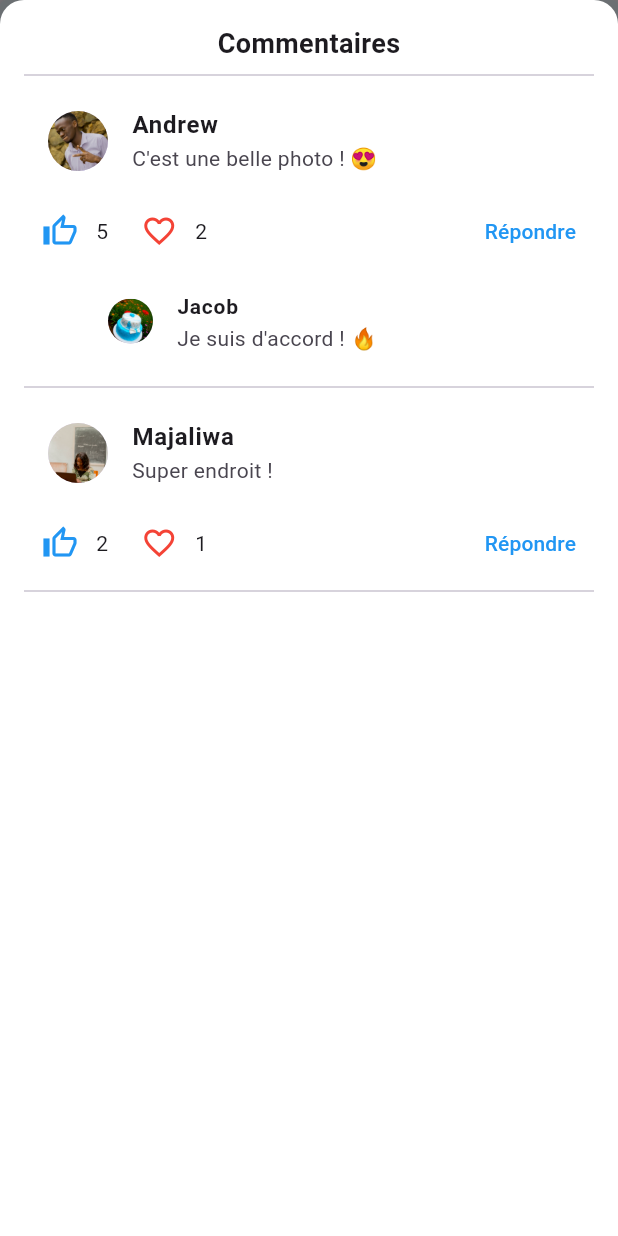
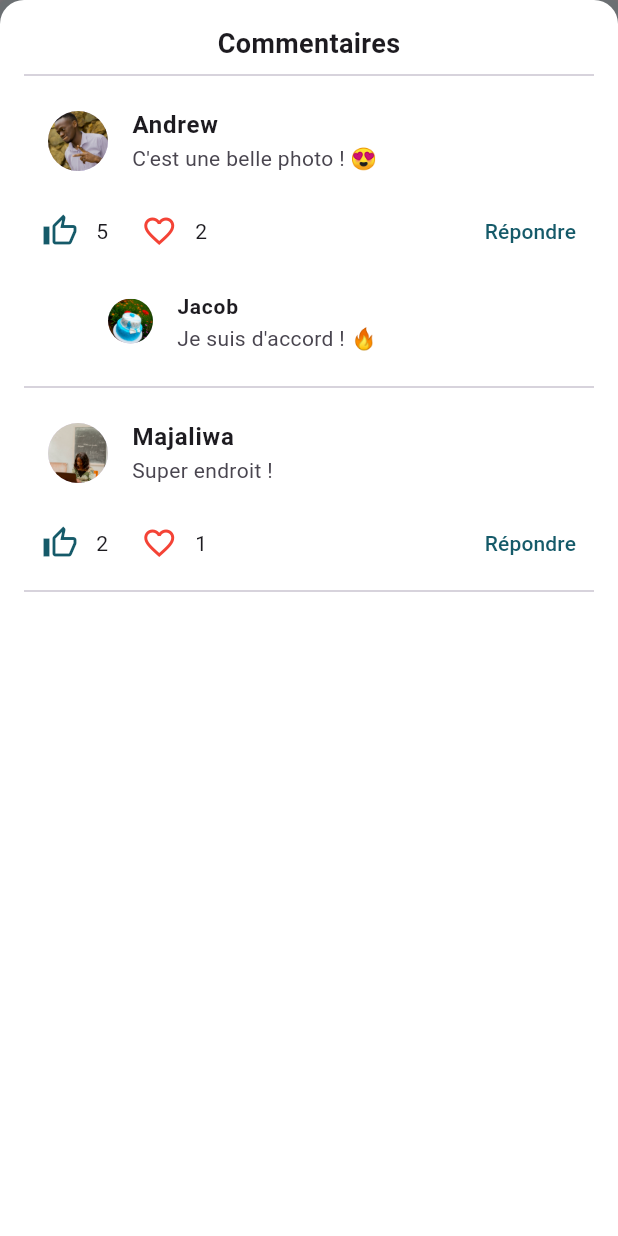
Before and after one commit to sammywasukundi/SchoolPost, a Flutter app: the HomeScreen screen opened directly, after a tap on the "message" icon, on a phone screen of 412 x 824 dp. Run offline on Flutter 3.47's test engine with Material 3 defaults, Android fonts, the phone set to English and light mode, and no system bars; our stand-ins replace awesome_dialog, icons_plus; missing offline and left inert: flutter_load_kit.

Commit message:
add of icon

```diff
--- a/lib/view/bottom_nav/home_view.dart
+++ b/lib/view/bottom_nav/home_view.dart
@@ -71,10 +71,18 @@ class _HomeScreenState extends State<HomeScreen> {
           ],
         ),
         drawer: Drawer(
+          width: 250,
+          shape: const RoundedRectangleBorder(
+            borderRadius: BorderRadius.only(
+              topRight: Radius.circular(5),
+              bottomRight: Radius.circular(5),
+            ),
+          ),
           child: ListView(
             padding: EdgeInsets.zero,
             children: [
               DrawerHeader(
+                curve: Curves.easeInOut,
                   decoration: BoxDecoration(
                       color: whiteColor, borderRadius: BorderRadius.zero),
                   child: SchoolPostTitle(
--- a/lib/widgets/comment_sheet.dart
+++ b/lib/widgets/comment_sheet.dart
@@ -1,6 +1,9 @@
 import 'package:flutter/material.dart';
+import 'package:school_post/theme/app_colors.dart';
 
 class CommentSheet extends StatefulWidget {
+  const CommentSheet({super.key});
+
   @override
   _CommentSheetState createState() => _CommentSheetState();
 }
@@ -50,7 +53,7 @@ class _CommentSheetState extends State<CommentSheet> {
       setState(() {
         comments[index]["replies"].add({
           "user": "Vous",
-          "avatar": "assets/images/photo/default.jpg",
+          "avatar": "assets/images/photo/1.jpg",
           "comment": replyText,
         });
       });
@@ -60,19 +63,19 @@ class _CommentSheetState extends State<CommentSheet> {
   @override
   Widget build(BuildContext context) {
     return Container(
-      padding: EdgeInsets.all(16),
+      padding: const EdgeInsets.all(16),
       decoration: BoxDecoration(
-        color: Colors.white,
-        borderRadius: BorderRadius.vertical(top: Radius.circular(16)),
+        color: whiteColor,
+        borderRadius: const BorderRadius.vertical(top: Radius.circular(16)),
       ),
       child: Column(
         mainAxisSize: MainAxisSize.min,
         children: [
-          Text(
+          const Text(
             "Commentaires",
             style: TextStyle(fontSize: 18, fontWeight: FontWeight.bold),
           ),
-          Divider(),
+          const Divider(),
           Expanded(
             child: ListView.builder(
               itemCount: comments.length,
@@ -87,29 +90,29 @@ class _CommentSheetState extends State<CommentSheet> {
                       ),
                       title: Text(
                         comment["user"],
-                        style: TextStyle(fontWeight: FontWeight.bold),
+                        style: const TextStyle(fontWeight: FontWeight.bold),
                       ),
                       subtitle: Text(comment["comment"]),
                     ),
                     Row(
                       children: [
                         IconButton(
-                          icon: Icon(Icons.thumb_up_alt_outlined, color: Colors.blue),
+                          icon: Icon(Icons.thumb_up_alt_outlined, color: blueColor),
                           onPressed: () => _likeComment(index),
                         ),
                         Text("${comment["likes"]}"),
-                        SizedBox(width: 10),
+                        const SizedBox(width: 10),
                         IconButton(
-                          icon: Icon(Icons.favorite_border, color: Colors.red),
+                          icon: const Icon(Icons.favorite_border, color: Colors.red),
                           onPressed: () => _loveComment(index),
                         ),
                         Text("${comment["loved"]}"),
-                        Spacer(),
+                        const Spacer(),
                         TextButton(
                           onPressed: () {
                             _showReplyDialog(context, index);
                           },
-                          child: Text("Répondre", style: TextStyle(color: Colors.blue)),
+                          child: Text("Répondre", style: TextStyle(color: blueColor)),
                         ),
                       ],
                     ),
@@ -123,13 +126,13 @@ class _CommentSheetState extends State<CommentSheet> {
                                 backgroundImage: AssetImage(reply["avatar"]),
                                 radius: 15,
                               ),
-                              title: Text(reply["user"], style: TextStyle(fontSize: 14, fontWeight: FontWeight.bold)),
+                              title: Text(reply["user"], style: const TextStyle(fontSize: 14, fontWeight: FontWeight.bold)),
                               subtitle: Text(reply["comment"]),
                             );
                           }).toList(),
                         ),
                       ),
-                    Divider(),
+                    const Divider(),
                   ],
                 );
               },
@@ -147,10 +150,11 @@ class _CommentSheetState extends State<CommentSheet> {
       context: context,
       builder: (context) {
         return AlertDialog(
-          title: Text("Répondre au commentaire"),
+          shape: RoundedRectangleBorder(borderRadius: BorderRadius.circular(8)),
+          title: const Text("Répondre au commentaire", style: TextStyle(fontSize: 20)),
           content: TextField(
             controller: replyController,
-            decoration: InputDecoration(hintText: "Votre réponse..."),
+            decoration: const InputDecoration(hintText: "Votre réponse..."),
           ),
           actions: [
             TextButton(
@@ -158,7 +162,7 @@ class _CommentSheetState extends State<CommentSheet> {
                 _replyToComment(index, replyController.text);
                 Navigator.pop(context);
               },
-              child: Text("Envoyer"),
+              child: Text("Envoyer", style: TextStyle(color: blueColor)),
             ),
           ],
         );
--- a/lib/widgets/post_widget.dart
+++ b/lib/widgets/post_widget.dart
@@ -1,6 +1,8 @@
+// ignore_for_file: prefer_const_constructors
+
 import 'package:flutter/material.dart';
 import 'package:school_post/theme/app_colors.dart';
-import 'package:school_post/widgets/post_detail.dart';
+import 'package:school_post/view/bottom_nav/add_view.dart';
 import 'package:school_post/widgets/comment_sheet.dart'; // Ajoute cette ligne
 
 class PostWidget extends StatelessWidget {
@@ -31,7 +33,7 @@ class PostWidget extends StatelessWidget {
             Container(
               height: 50,
               margin: const EdgeInsets.only(top: 10),
-              padding: EdgeInsets.symmetric(horizontal: 10),
+              padding: const EdgeInsets.symmetric(horizontal: 10),
               child: Row(
                 children: [
                   CircleAvatar(
@@ -57,7 +59,7 @@ class PostWidget extends StatelessWidget {
                 Navigator.push(
                   context,
                   MaterialPageRoute(
-                    builder: (context) => PostDetail(post: post, title: post['pseudo']),
+                    builder: (context) => const AddScrenn(),
                   ),
                 );
               },
@@ -80,7 +82,7 @@ class PostWidget extends StatelessWidget {
                   IconButton(
                     color: blueColor,
                     onPressed: () {},
-                    icon: Icon(Icons.favorite_outline),
+                    icon: const Icon(Icons.favorite_outline),
                   ),
                   IconButton(
                     color: blueColor,
@@ -93,18 +95,18 @@ class PostWidget extends StatelessWidget {
                         builder: (context) => CommentSheet(),
                       );
                     },
-                    icon: Icon(Icons.message_outlined),
+                    icon: const Icon(Icons.message_outlined),
                   ),
                   IconButton(
                     color: blueColor,
                     onPressed: () {},
-                    icon: Icon(Icons.send_outlined),
+                    icon: const Icon(Icons.send_outlined),
                   ),
                   Expanded(child: Container()),
                   IconButton(
                     color: blueColor,
                     onPressed: () {},
-                    icon: Icon(Icons.bookmark_outline),
+                    icon: const Icon(Icons.bookmark_outline),
                   ),
                 ],
               ),
@@ -112,7 +114,7 @@ class PostWidget extends StatelessWidget {
 
             // SECTION LIKES ET COMMENTAIRES
             Container(
-              padding: EdgeInsets.symmetric(horizontal: 20),
+              padding: const EdgeInsets.symmetric(horizontal: 20),
               child: Row(
                 children: [
                   CircleAvatar(
@@ -129,8 +131,8 @@ class PostWidget extends StatelessWidget {
                           text: post['pseudo'],
                           style: const TextStyle(fontWeight: FontWeight.bold),
                         ),
-                        TextSpan(text: ' et '),
-                        TextSpan(
+                        const TextSpan(text: ' et '),
+                        const TextSpan(
                           text: '123 autres personnes',
                           style: TextStyle(fontWeight: FontWeight.w600),
                         ),
@@ -145,7 +147,7 @@ class PostWidget extends StatelessWidget {
 
             // DESCRIPTION DU POST
             Container(
-              padding: EdgeInsets.symmetric(horizontal: 10),
+              padding: const EdgeInsets.symmetric(horizontal: 10),
               child: Column(
                 crossAxisAlignment: CrossAxisAlignment.start,
                 children: [
@@ -156,7 +158,7 @@ class PostWidget extends StatelessWidget {
                         post['pseudo'],
                         style: const TextStyle(fontWeight: FontWeight.bold),
                       ),
-                      SizedBox(width: 5),
+                      const SizedBox(width: 5),
                       Expanded(
                         child: Text(
                           post['description'],
@@ -166,9 +168,9 @@ class PostWidget extends StatelessWidget {
                       ),
                       const SizedBox(height: 15),
                       Text(
-                        'See more',
+                        'Voir plus',
                         style: TextStyle(
-                            fontWeight: FontWeight.w600, color: greyColor),
+                            fontWeight: FontWeight.w600, color: blackColor),
                       ),
                     ],
                   ),
@@ -191,7 +193,7 @@ class PostWidget extends StatelessWidget {
                     ),
                   ),
                   const SizedBox(height: 10),
-                  Text(
+                  const Text(
                     'Translate',
                     style: TextStyle(fontWeight: FontWeight.bold, fontSize: 12),
                   ),
--- a/lib/widgets/widget_title.dart
+++ b/lib/widgets/widget_title.dart
@@ -1,5 +1,4 @@
 import 'package:flutter/material.dart';
-import 'package:icons_plus/icons_plus.dart';
 
 class SchoolPostTitle extends StatelessWidget {
   final Color blueColor;
@@ -16,23 +15,28 @@ class SchoolPostTitle extends StatelessWidget {
     return Row(
       mainAxisSize: MainAxisSize.min,
       children: [
-        Brand(Brands.homeadvisor),
-        const SizedBox(width: 5),
-        Text(
-          "School",
-          style: TextStyle(
-            color: blueColor,
-            fontWeight: FontWeight.w600,
-            fontSize: 24,
-          ),
-        ),
-        Text(
-          "Post",
-          style: TextStyle(
-            color: yellowColor,
-            fontWeight: FontWeight.bold,
-            fontSize: 24,
-          ),
+        // Brand(Brands.homeadvisor),
+        // const SizedBox(width: 5),
+        // Text(
+        //   "School",
+        //   style: TextStyle(
+        //     color: blueColor,
+        //     fontWeight: FontWeight.w600,
+        //     fontSize: 24,
+        //   ),
+        // ),
+        // Text(
+        //   "Post",
+        //   style: TextStyle(
+        //     color: yellowColor,
+        //     fontWeight: FontWeight.bold,
+        //     fontSize: 24,
+        //   ),
+        // ),
+        Image.asset(
+          "assets/appIcon/icon.png",
+          width: 90,
+          height: 90,
         ),
       ],
     );
```
Also changed, not shown: lib/widgets/post_detail.dart (deleted, +0 -277 lines), pubspec.yaml (+7 -0 lines), assets/appIcon/icon.png (added), pubspec.lock, 29 other files.
